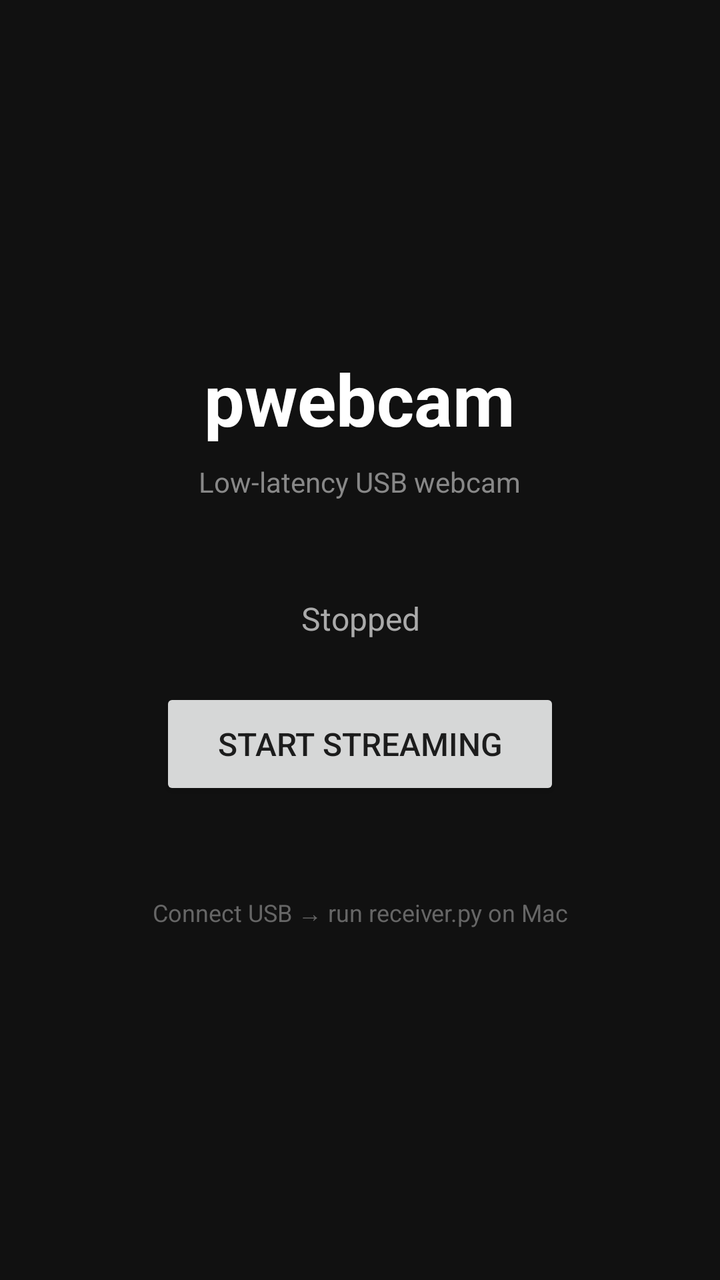
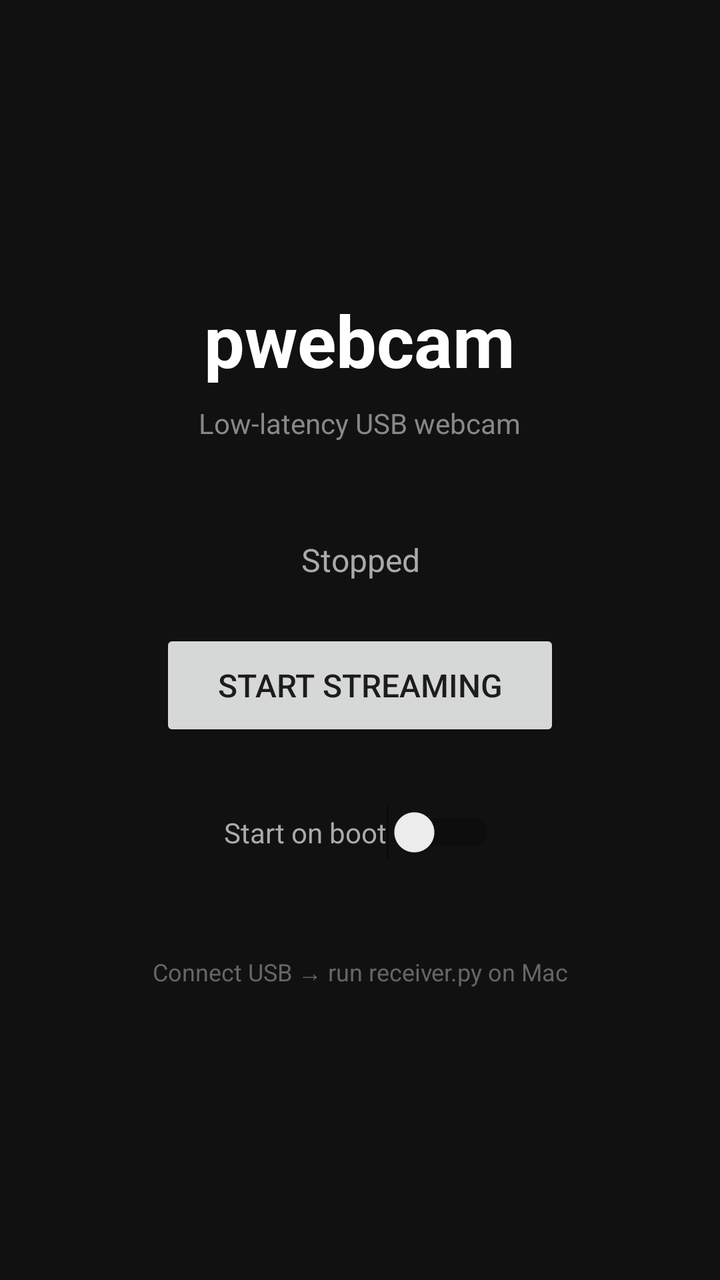

Before-and-after screenshots of an Android layout around one commit, followed by the original layout XML and the change that was made.
<!-- AndroidManifest.xml: application theme Theme.AppCompat.Light.NoActionBar -->
<!-- res/layout/activity_main.xml -->
<?xml version="1.0" encoding="utf-8"?>
<LinearLayout xmlns:android="http://schemas.android.com/apk/res/android"
    android:layout_width="match_parent"
    android:layout_height="match_parent"
    android:orientation="vertical"
    android:gravity="center"
    android:padding="32dp"
    android:background="#111111">

    <TextView
        android:layout_width="wrap_content"
        android:layout_height="wrap_content"
        android:text="pwebcam"
        android:textSize="36sp"
        android:textStyle="bold"
        android:textColor="#FFFFFF"
        android:layout_marginBottom="8dp" />

    <TextView
        android:layout_width="wrap_content"
        android:layout_height="wrap_content"
        android:text="Low-latency USB webcam"
        android:textSize="14sp"
        android:textColor="#888888"
        android:layout_marginBottom="48dp" />

    <TextView
        android:id="@+id/tv_status"
        android:layout_width="wrap_content"
        android:layout_height="wrap_content"
        android:text="@string/status_stopped"
        android:textSize="16sp"
        android:textColor="#AAAAAA"
        android:gravity="center"
        android:layout_marginBottom="24dp" />

    <Button
        android:id="@+id/btn_toggle"
        android:layout_width="200dp"
        android:layout_height="56dp"
        android:text="@string/start_streaming"
        android:textSize="16sp" />

    
    <LinearLayout
        android:id="@+id/layout_controls"
        android:layout_width="match_parent"
        android:layout_height="wrap_content"
        android:orientation="vertical"
        android:gravity="center"
        android:layout_marginTop="32dp"
        android:visibility="gone">

        
        <TextView
            android:layout_width="wrap_content"
            android:layout_height="wrap_content"
            android:text="Exposure"
            android:textSize="12sp"
            android:textColor="#888888"
            android:layout_marginBottom="4dp" />

        <LinearLayout
            android:layout_width="wrap_content"
            android:layout_height="wrap_content"
            android:orientation="horizontal"
            android:gravity="center_vertical"
            android:layout_marginBottom="20dp">

            <Button
                android:id="@+id/btn_ev_down"
                android:layout_width="64dp"
                android:layout_height="56dp"
                android:text="−"
                android:textSize="24sp" />

            <TextView
                android:id="@+id/tv_ev"
                android:layout_width="80dp"
                android:layout_height="wrap_content"
                android:gravity="center"
                android:textSize="20sp"
                android:textColor="#FFFFFF"
                android:textStyle="bold" />

            <Button
                android:id="@+id/btn_ev_up"
                android:layout_width="64dp"
                android:layout_height="56dp"
                android:text="+"
                android:textSize="24sp" />

        </LinearLayout>

        
        <TextView
            android:layout_width="wrap_content"
            android:layout_height="wrap_content"
            android:text="Focus"
            android:textSize="12sp"
            android:textColor="#888888"
            android:layout_marginBottom="4dp" />

        <LinearLayout
            android:layout_width="match_parent"
            android:layout_height="wrap_content"
            android:orientation="horizontal"
            android:layout_marginBottom="20dp">

            <Button
                android:id="@+id/btn_focus_picture"
                android:layout_width="0dp"
                android:layout_height="44dp"
                android:layout_weight="1"
                android:text="Auto"
                android:textSize="12sp" />

            <Button
                android:id="@+id/btn_focus_video"
                android:layout_width="0dp"
                android:layout_height="44dp"
                android:layout_weight="1"
                android:text="Video"
                android:textSize="12sp" />

            <Button
                android:id="@+id/btn_focus_fixed"
                android:layout_width="0dp"
                android:layout_height="44dp"
                android:layout_weight="1"
                android:text="Fixed"
                android:textSize="12sp" />

            <Button
                android:id="@+id/btn_focus_infinity"
                android:layout_width="0dp"
                android:layout_height="44dp"
                android:layout_weight="1"
                android:text="∞"
                android:textSize="16sp" />

        </LinearLayout>

        
        <LinearLayout
            android:layout_width="wrap_content"
            android:layout_height="wrap_content"
            android:orientation="horizontal"
            android:gravity="center_vertical">

            <TextView
                android:layout_width="wrap_content"
                android:layout_height="wrap_content"
                android:text="Flash while streaming"
                android:textSize="12sp"
                android:textColor="#888888" />

            <Switch
                android:id="@+id/sw_flash"
                android:layout_width="wrap_content"
                android:layout_height="wrap_content"
                android:layout_marginStart="12dp" />

        </LinearLayout>

        
        <LinearLayout
            android:id="@+id/layout_cam2_jpeg"
            android:layout_width="wrap_content"
            android:layout_height="wrap_content"
            android:orientation="horizontal"
            android:gravity="center_vertical"
            android:layout_marginTop="8dp"
            android:visibility="gone">

            <TextView
                android:layout_width="wrap_content"
                android:layout_height="wrap_content"
                android:text="Hardware JPEG (Camera2)"
                android:textSize="12sp"
                android:textColor="#888888" />

            <Switch
                android:id="@+id/sw_cam2_hw_jpeg"
                android:layout_width="wrap_content"
                android:layout_height="wrap_content"
                android:layout_marginStart="12dp" />

        </LinearLayout>

        
        <SeekBar
            android:id="@+id/seek_flash_brightness"
            android:layout_width="match_parent"
            android:layout_height="wrap_content"
            android:layout_marginTop="8dp"
            android:visibility="gone" />

    </LinearLayout>

    <TextView
        android:layout_width="wrap_content"
        android:layout_height="wrap_content"
        android:text="Connect USB → run receiver.py on Mac"
        android:textSize="12sp"
        android:textColor="#666666"
        android:gravity="center"
        android:layout_marginTop="48dp" />

</LinearLayout>
<!-- resources referenced by this layout -->
<resources>
  <string name="start_streaming">Start Streaming</string>
  <string name="status_stopped">Stopped</string>
</resources>

<!-- the commit's change to res/layout/activity_main.xml (unified diff, before → after) -->
@@ -198,6 +198,14 @@
 
     </LinearLayout>
 
+    <Switch
+        android:id="@+id/sw_autostart"
+        android:layout_width="wrap_content"
+        android:layout_height="wrap_content"
+        android:text="Start on boot"
+        android:textColor="#AAAAAA"
+        android:layout_marginTop="32dp" />
+
     <TextView
         android:layout_width="wrap_content"
         android:layout_height="wrap_content"
